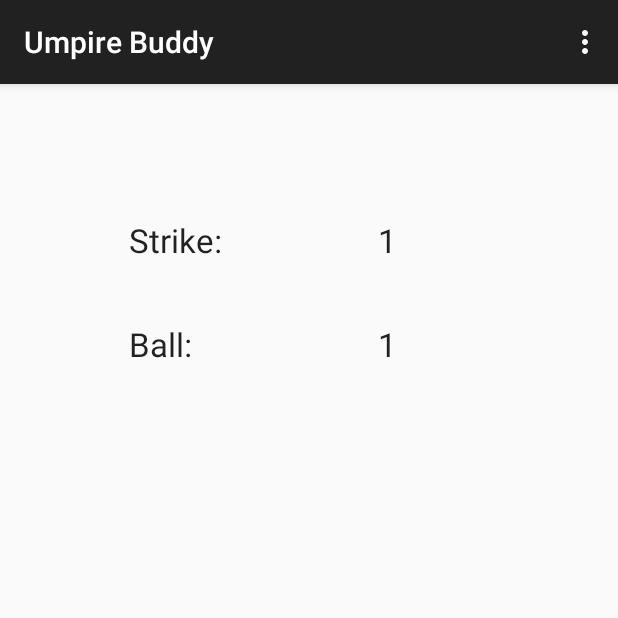
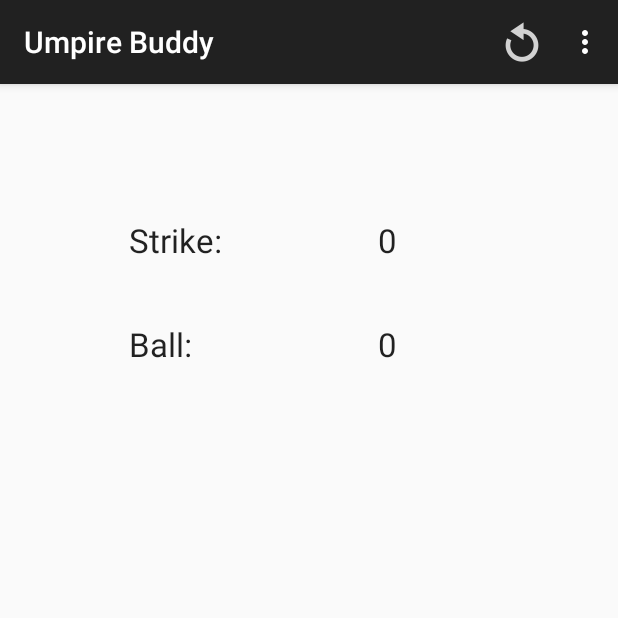
Before and after one commit to evanbell123/UmpireBuddy, an Android app: the screen it shows after launch (UmpireActivity), in the options menu, after a tap on "Settings", on a phone screen of 412 x 824 dp, the top half of it. Run offline under Robolectric (Android 15) with nearby library versions, the phone set to English and light mode, and no system bars.

Commit message:
Count Fixes
correct number of strikes to 3 and number of ball to 4

add reset button to reset both strikes and balls

```diff
--- a/app/src/main/java/com/umkc/evan/umpirebuddy/UmpireActivity.java
+++ b/app/src/main/java/com/umkc/evan/umpirebuddy/UmpireActivity.java
@@ -2,6 +2,7 @@ package com.umkc.evan.umpirebuddy;
 
 import android.app.AlertDialog;
 import android.content.DialogInterface;
+import android.content.Intent;
 import android.support.v7.app.AppCompatActivity;
 import android.os.Bundle;
 import android.view.Menu;
@@ -30,11 +31,9 @@ public class UmpireActivity extends AppCompatActivity {
         mStrikeBtn.setOnClickListener(new View.OnClickListener() {
             @Override
             public void onClick(View v) {
-                if (strikeCount < 3) {
-                    strikeCount++;
-                    updateStrikeCount();
-                }
-                else {
+                strikeCount++;
+                updateStrikeCount();
+                if (strikeCount == 3) {
                     resetAll(outMessage);
                 }
             }
@@ -44,11 +43,9 @@ public class UmpireActivity extends AppCompatActivity {
         mBallBtn.setOnClickListener(new View.OnClickListener() {
             @Override
             public void onClick(View v) {
-                if (ballCount < 4) {
-                    ballCount++;
-                    updateBallCount();
-                }
-                else {
+                ballCount++;
+                updateBallCount();
+                if (ballCount == 4) {
                     resetAll(walkMessage);
                 }
             }
@@ -56,13 +53,20 @@ public class UmpireActivity extends AppCompatActivity {
     }
 
     private void updateStrikeCount() {
-        TextView t = (TextView)findViewById(R.id.strike_cnt_lbl);
+        TextView t = (TextView) findViewById(R.id.strike_cnt_lbl);
         t.setText(Integer.toString(strikeCount));
     }
 
     private void updateBallCount() {
         TextView t = (TextView)findViewById(R.id.ball_cnt_lbl);
         t.setText(Integer.toString(ballCount));
+    }
+
+    private void resetCounts() {
+        strikeCount = 0;
+        ballCount = 0;
+        updateStrikeCount();
+        updateBallCount();
     }
 
     private void resetAll(String message) {
@@ -72,12 +76,7 @@ public class UmpireActivity extends AppCompatActivity {
         builder.setCancelable(false);
         builder.setPositiveButton("OK", new DialogInterface.OnClickListener() {
             public void onClick(DialogInterface dialog, int id) {
-                strikeCount = 0;
-                ballCount = 0;
-                // Note, you have to call update count here because.
-                //   the call builder.show() below is non blocking.
-                updateStrikeCount();
-                updateBallCount();
+                resetCounts();
             }
         });
         builder.show();
@@ -102,6 +101,21 @@ public class UmpireActivity extends AppCompatActivity {
             return true;
         }
 
-        return super.onOptionsItemSelected(item);
+        switch ( item.getItemId()) {
+            case R.id.action_settings:
+                return true;
+            case R.id.reset:
+                resetCounts();
+                return true;
+            /*
+            case R.id.about:
+                Intent intent = new Intent(this, AboutActivity.class);
+                intent.putExtra(EXTRA_DATA, "extra data or parameter you want to pass to activity");
+                startActivity(intent);
+                return true;
+                */
+            default:
+                return super.onOptionsItemSelected(item);
+        }
     }
 }
--- a/app/src/main/res/menu/menu_umpire.xml
+++ b/app/src/main/res/menu/menu_umpire.xml
@@ -1,6 +1,10 @@
 <menu xmlns:android="http://schemas.android.com/apk/res/android"
     xmlns:app="http://schemas.android.com/apk/res-auto"
     xmlns:tools="http://schemas.android.com/tools" tools:context=".UmpireActivity">
+    <item android:id="@+id/reset"
+        android:title="Reset"
+        android:icon="@drawable/ic_action_refresh"
+        app:showAsAction="withText|ifRoom" />
     <item android:id="@+id/action_settings" android:title="@string/action_settings"
         android:orderInCategory="100" app:showAsAction="never" />
 </menu>
```
Also changed, not shown: app/src/main/res/drawable-hdpi/ic_action_refresh.png (added), app/src/main/res/drawable-mdpi/ic_action_refresh.png (added), app/src/main/res/drawable-xhdpi/ic_action_refresh.png (added), app/src/main/res/drawable-xxhdpi/ic_action_refresh.png (added).
